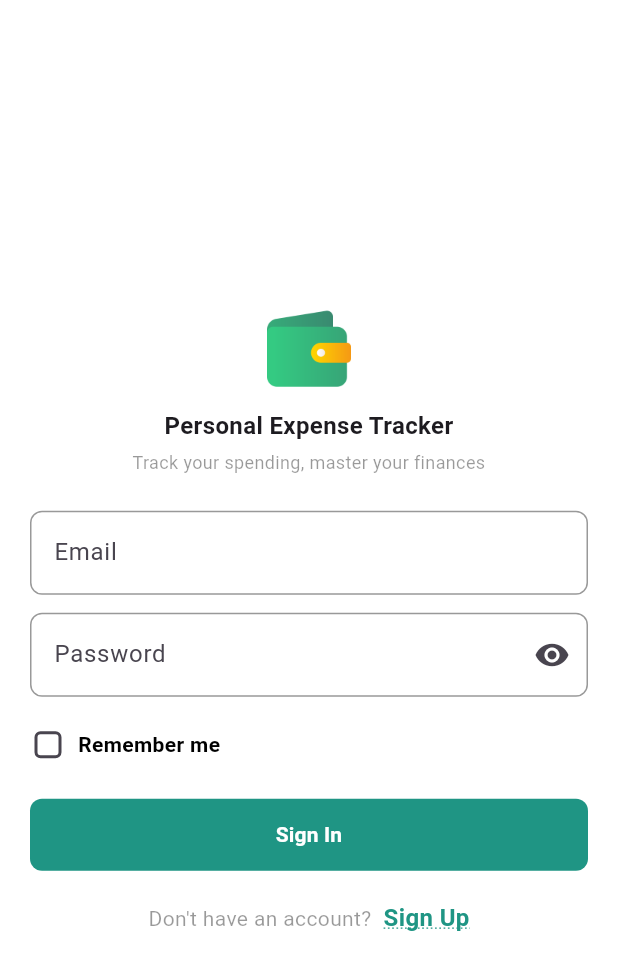
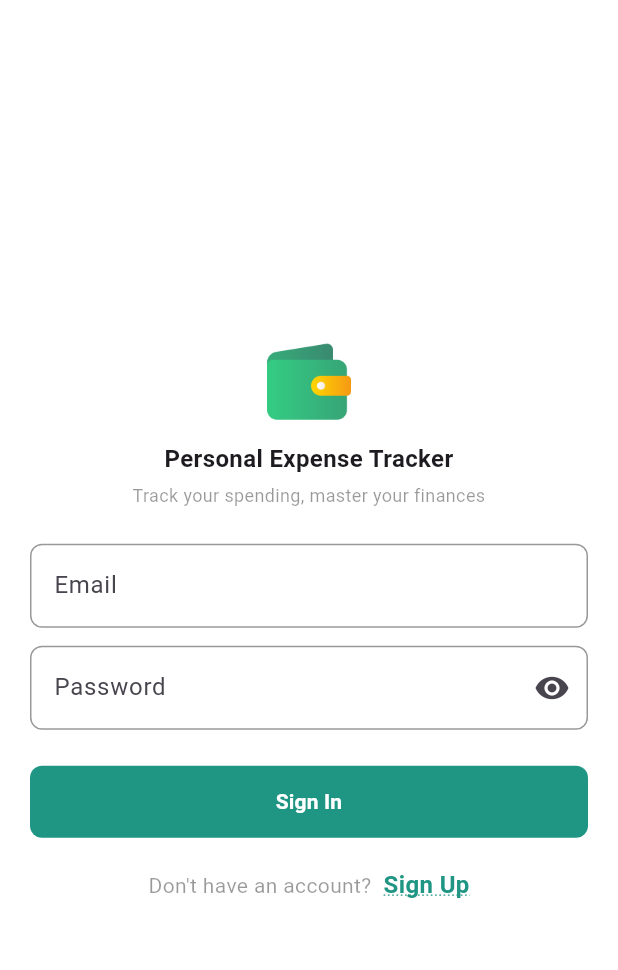
Before and after one commit to iDevMirza/personal-expense-tracker, a Flutter app: the screen it shows after launch, on a phone screen of 412 x 824 dp. Shown: the top 970 px of the screen. Run offline on Flutter 3.47's test engine with Material 3 defaults, Android fonts, the phone set to English and light mode, and no system bars; our stand-ins replace firebase_core, flutter_svg, get, sqflite; accounts and stored records are empty.

Commit message:
add validation in sign in activity

```diff
--- a/lib/views/authentication/sign_in/sign_in_activity.dart
+++ b/lib/views/authentication/sign_in/sign_in_activity.dart
@@ -3,6 +3,7 @@ import 'package:get/get.dart';
 import 'package:personal_expense_tracker/core/res/app_assets.dart';
 import 'package:personal_expense_tracker/core/res/app_colors.dart';
 import 'package:personal_expense_tracker/core/res/app_strings.dart';
+import 'package:personal_expense_tracker/core/utils/validation/validation_utils.dart';
 import 'package:personal_expense_tracker/routes/app_routes.dart';
 import 'package:personal_expense_tracker/views/authentication/sign_in/controller/sign_in_controller.dart';
 
@@ -29,7 +30,7 @@ class SignInActivity extends GetView<SignInController> {
                     width: 64,
                   ),
                   const SizedBox(height: 8),
-                  Text(
+                  const Text(
                       AppStrings.appName,
                       textAlign: .center,
                       style: TextStyle(
@@ -73,12 +74,10 @@ class SignInActivity extends GetView<SignInController> {
                               ),
                               focusedBorder: OutlineInputBorder(
                                   borderRadius: BorderRadius.circular(8),
-                                  borderSide: BorderSide(color: AppColors.primaryColor)
+                                  borderSide: const BorderSide(color: AppColors.primaryColor)
                               )
                             ),
-                            validator: (value){
-
-                            },
+                            validator: ValidationUtils.emailValidation,
                           ),
                           const SizedBox(height: 12),
 
@@ -100,46 +99,19 @@ class SignInActivity extends GetView<SignInController> {
                                 ),
                                 focusedBorder: OutlineInputBorder(
                                     borderRadius: BorderRadius.circular(8),
-                                    borderSide: BorderSide(color: AppColors.primaryColor)
+                                    borderSide: const BorderSide(color: AppColors.primaryColor)
                                 ),
                               suffixIcon: IconButton(onPressed: (){}, icon: const Icon(Icons.visibility))
                             ),
-                            validator: (value){
-
-                            },
-                          ),
-                          const SizedBox(height: 20),
-
-                          Row(
-                            mainAxisAlignment: .start,
-                            children: [
-                              SizedBox(
-                                height: 24, width: 24,
-                                child: Checkbox(
-                                    value: false,
-                                    shape: RoundedRectangleBorder(
-                                        side: BorderSide(color: Colors.black.withValues(alpha: 0.4)),
-                                        borderRadius: BorderRadius.circular(4)
-                                    ),
-                                    onChanged: (value){}
-                                ),
-                              ),
-                              const SizedBox(width: 8),
-                              Text(
-                                AppStrings.rememberMeCheckText,
-                                style: TextStyle(
-                                  color: Colors.black,
-                                  fontSize: 14,
-                                  fontWeight: FontWeight.w600
-                                )
-                              )
-                            ],
+                            validator: ValidationUtils.passwordValidation,
                           ),
                           const SizedBox(height: 24),
 
                           ElevatedButton(
                               onPressed: (){
-                                Get.offAllNamed(AppRoutes.homeActivity);
+                                if(controller.signInFormKey.currentState!.validate()){
+                                  Get.offAllNamed(AppRoutes.homeActivity);
+                                }
                               },
                               style: ElevatedButton.styleFrom(
                                 elevation: 0,
@@ -147,7 +119,7 @@ class SignInActivity extends GetView<SignInController> {
                                 backgroundColor: AppColors.primaryColor,
                                 fixedSize: Size(MediaQuery.of(context).size.width, 48)
                               ),
-                              child: Text(
+                              child: const Text(
                                 AppStrings.signInButtonText,
                                 textAlign: .center,
                                 style: TextStyle(
@@ -178,7 +150,7 @@ class SignInActivity extends GetView<SignInController> {
 
                       InkWell(
                         onTap: () => Get.offNamed(AppRoutes.signUpActivity),
-                        child: Text(
+                        child: const Text(
                           AppStrings.signUpButtonText,
                           textAlign: .center,
                           style: TextStyle(
```
